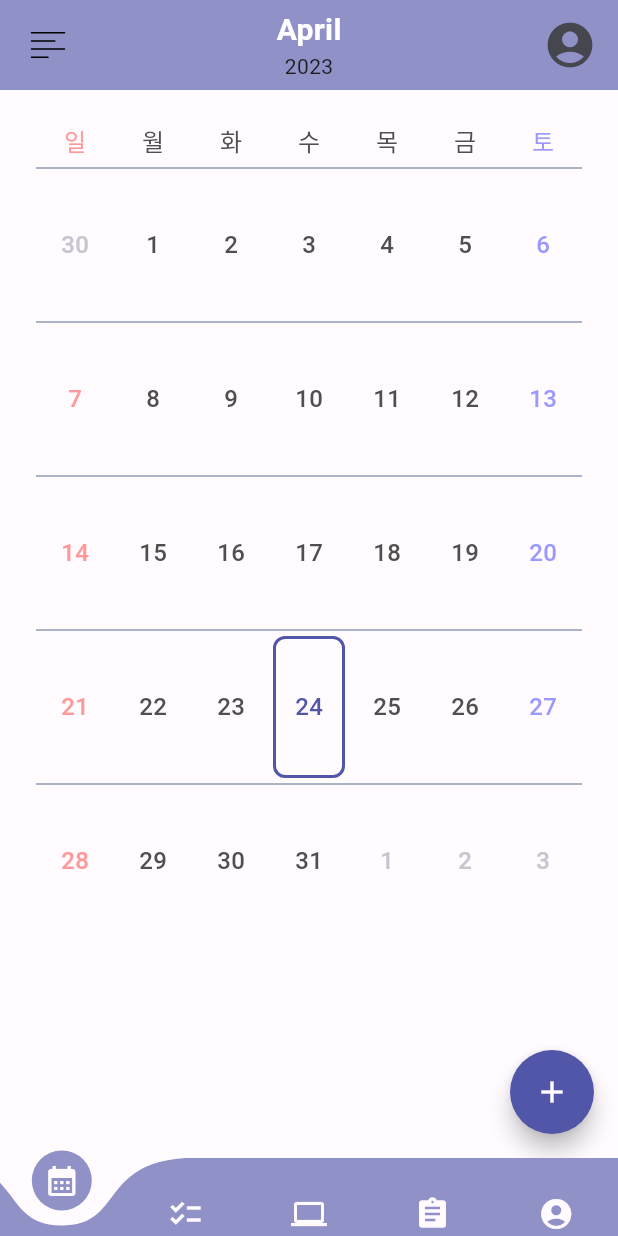
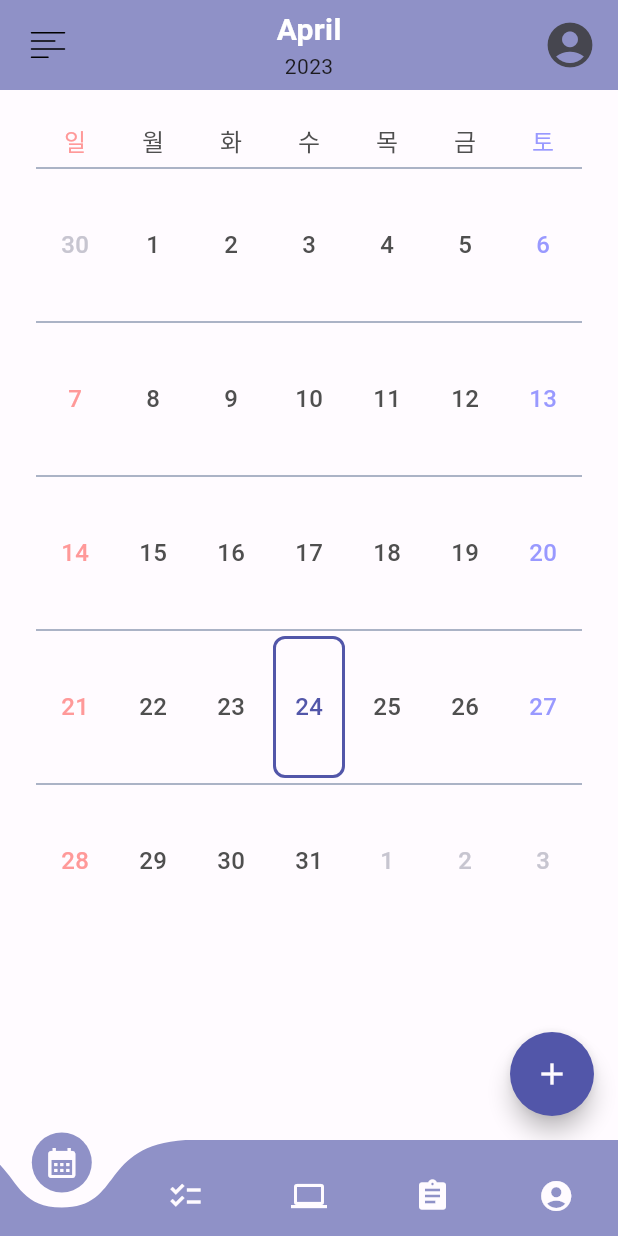
Before and after one commit to Daryu-Kim/plancation-flutter, a Flutter app: the screen it shows after launch, after a tap on "가입", on a phone screen of 412 x 824 dp. Run offline on Flutter 3.47's test engine with Material 2 defaults, Android fonts, the phone set to English and light mode, and no system bars; drawn by our look-alikes of curved_navigation_bar, flutter_speed_dial, table_calendar; our stand-ins replace calendar_timeline, cloud_firestore, firebase_auth, firebase_core, firebase_storage, flutter_slidable and 8 more; missing offline and left inert: word_break_text; accounts and stored records are empty; Roboto replaces fonts that are missing (Pretendard).

Commit message:
화면전체조정

```diff
--- a/lib/modules/another.dart
+++ b/lib/modules/another.dart
@@ -1,10 +1,12 @@
+import 'dart:io';
+
 import 'package:flutter/cupertino.dart';
 import 'package:flutter/material.dart';
 import 'package:logger/logger.dart';
 import 'package:plancation/modules/firebase_login.dart';
 import 'package:shared_preferences/shared_preferences.dart';
 
-bool isValidEmailFormat(email) {
+isValidEmailFormat(email) {
   return RegExp(
           r"^[a-zA-Z0-9.a-zA-Z0-9.!#$%&'*+-/=?^_`{|}~]+@[a-zA-Z0-9]+\.[a-zA-Z]+")
       .hasMatch(email);
@@ -83,3 +85,23 @@ Future<String> getCalendarID() async {
     return "";
   }
 }
+
+setBodyHeightIncludeBNB(BuildContext context) {
+  if (Platform.isAndroid) {
+    return MediaQuery.of(context).size.height - 148;
+  } else if (Platform.isIOS) {
+    return MediaQuery.of(context).size.height - 168;
+  } else {
+    return null;
+  }
+}
+
+setBodyHeightNotIncludeBNB(BuildContext context) {
+  if (Platform.isAndroid) {
+    return MediaQuery.of(context).size.height - 84;
+  } else if (Platform.isIOS) {
+    return MediaQuery.of(context).size.height - 104;
+  } else {
+    return null;
+  }
+}
--- a/lib/pages/diary_form/diary_form.dart
+++ b/lib/pages/diary_form/diary_form.dart
@@ -4,9 +4,11 @@ import 'package:flutter/cupertino.dart';
 import 'package:flutter/material.dart';
 import 'package:image_picker/image_picker.dart';
 import 'package:logger/logger.dart';
+import 'package:plancation/modules/another.dart';
 import 'package:plancation/modules/firebase_firestore.dart';
 import 'package:plancation/modules/firebase_storage.dart';
 import 'package:plancation/modules/image_picker.dart';
+import 'package:plancation/styles/body_style.dart';
 
 class DiaryForm extends StatefulWidget {
   const DiaryForm({
@@ -152,8 +154,8 @@ class _DiaryFormState extends State<DiaryForm> {
       ),
       body: SingleChildScrollView(
         child: Container(
-          height: MediaQuery.of(context).size.height - 84,
-          padding: const EdgeInsets.symmetric(horizontal: 24, vertical: 16),
+          height: setBodyHeightNotIncludeBNB(context),
+          padding: BodyStyle().bodyPadding,
           child: Column(
             children: [
               Row(
--- a/lib/pages/home.dart
+++ b/lib/pages/home.dart
@@ -64,7 +64,7 @@ class HomePageState extends State<HomePage> {
             Icon(Icons.account_circle,
                 color: Theme.of(context).colorScheme.background),
           ],
-          height: 52,
+          height: 64,
           color: Theme.of(context).colorScheme.secondary,
           backgroundColor: Theme.of(context).colorScheme.background,
           onTap: (index) {
--- a/lib/pages/home_ai/home_ai.dart
+++ b/lib/pages/home_ai/home_ai.dart
@@ -1,5 +1,6 @@
 import 'package:flutter/cupertino.dart';
 import 'package:flutter/material.dart';
+import 'package:plancation/modules/another.dart';
 
 import '../ai_form/ai_form.dart';
 
@@ -57,9 +58,9 @@ class _HomeAIPageState extends State<HomeAIPage>
         ),
       ),
       body: SingleChildScrollView(
-        padding: const EdgeInsets.symmetric(horizontal: 24, vertical: 16),
-        child: SizedBox(
-          height: MediaQuery.of(context).size.height - 172,
+        child: Container(
+          padding: const EdgeInsets.symmetric(horizontal: 24, vertical: 16),
+          height: setBodyHeightIncludeBNB(context),
           child: Column(
             mainAxisAlignment: MainAxisAlignment.spaceBetween,
             crossAxisAlignment: CrossAxisAlignment.start,
```
Also changed, not shown: 1 other file.
